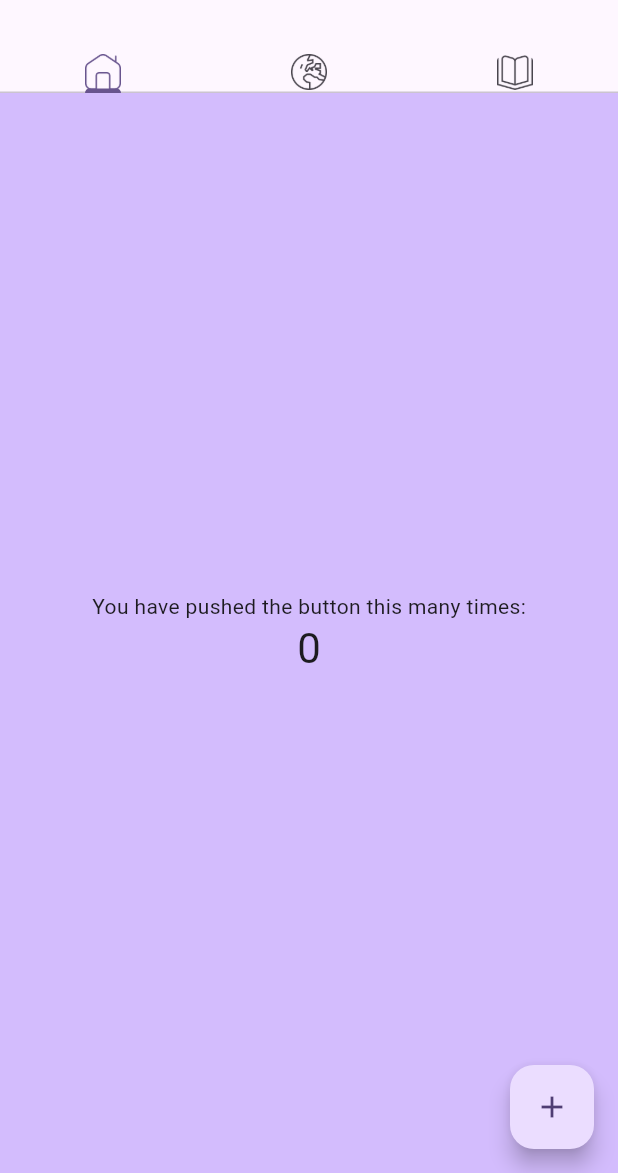
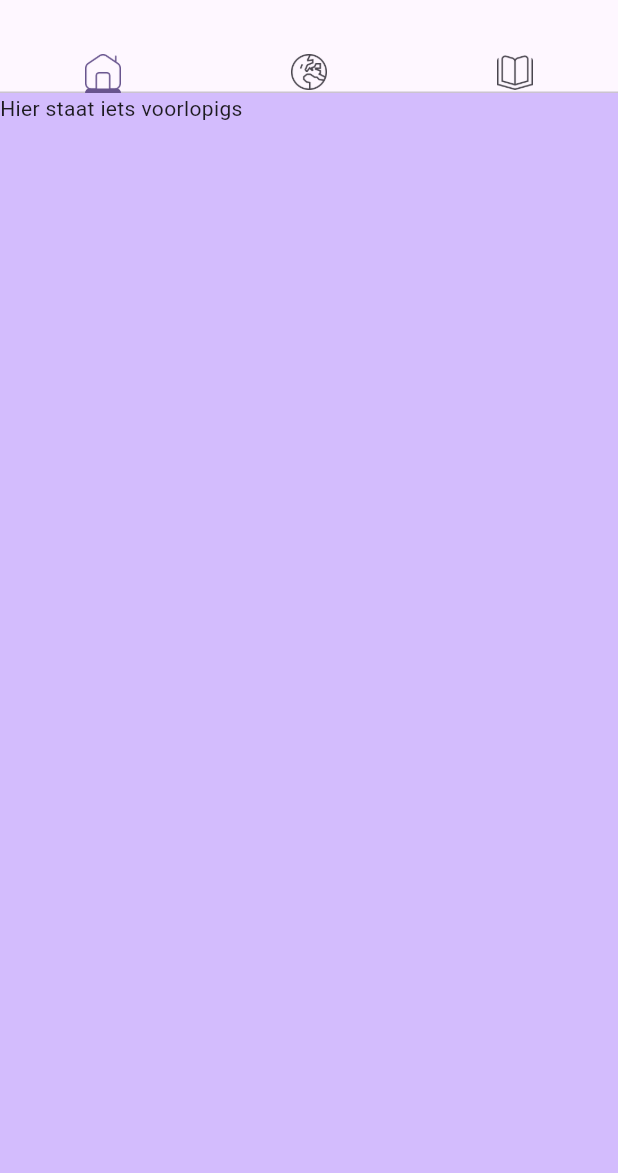
Before and after one commit to MSterken/RemoteSensingApp, a Flutter app: the screen it shows after launch, on a phone screen of 412 x 824 dp, the part 63-1236 px from its top. Run offline on Flutter 3.47's test engine with Material 2 defaults, Android fonts, the phone set to English and light mode, and no system bars.

Commit message:
navigation bar now leads to different pages

```diff
--- /dev/null
+++ b/lib/libraryPage.dart
@@ -0,0 +1,20 @@
+
+import 'package:flutter/material.dart';
+
+class libraryPage extends StatefulWidget{
+
+  @override
+  _libraryPageState createState() => _libraryPageState();
+
+}
+class _libraryPageState extends State {
+
+  @override
+  Widget build(BuildContext context) {
+  return Scaffold(
+    body: const Center(
+      child: Text("hier moet iets"),
+    ),
+  );
+  }
+}
--- a/lib/main.dart
+++ b/lib/main.dart
@@ -1,4 +1,6 @@
 import 'package:flutter/material.dart';
+import 'libraryPage.dart';
+import 'mapPage.dart';
 
 void main() {
   runApp(const RemoteSensingHelper());
@@ -58,27 +60,22 @@
 
 
 class _MyHomePageState extends State<MyHomePage> with SingleTickerProviderStateMixin {
-  int _counter = 0;
-  int currentPageIndex = 0;
+  int _currentPageIndex = 0;
 
   late TabController _tabController;
+
 
   @override
   void initState() {
     super.initState();
     _tabController = TabController(vsync: this, length: 3);
+    _tabController.addListener(() {
+      setState(() {
+        _currentPageIndex = _tabController.index;
+      });
+    });
   }
 
-  void _incrementCounter() {
-    setState(() {
-      // This call to setState tells the Flutter framework that something has
-      // changed in this State, which causes it to rerun the build method below
-      // so that the display can reflect the updated values. If we changed
-      // _counter without calling setState(), then the build method would not be
-      // called again, and so nothing would appear to happen.
-      _counter++;
-    });
-  }
 
   @override
   Widget build(BuildContext context) {
@@ -106,40 +103,14 @@
           ),
         title: Text(widget.title),
       ),
-      body: Center(
-        // Center is a layout widget. It takes a single child and positions it
-        // in the middle of the parent.
-        child: Column(
-          // Column is also a layout widget. It takes a list of children and
-          // arranges them vertically. By default, it sizes itself to fit its
-          // children horizontally, and tries to be as tall as its parent.
-          //
-          // Column has various properties to control how it sizes itself and
-          // how it positions its children. Here we use mainAxisAlignment to
-          // center the children vertically; the main axis here is the vertical
-          // axis because Columns are vertical (the cross axis would be
-          // horizontal).
-          //
-          // TRY THIS: Invoke "debug painting" (choose the "Toggle Debug Paint"
-          // action in the IDE, or press "p" in the console), to see the
-          // wireframe for each widget.
-          mainAxisAlignment: MainAxisAlignment.center,
-          children: <Widget>[
-            const Text(
-              'You have pushed the button this many times:',
-            ),
-            Text(
-              '$_counter',
-              style: Theme.of(context).textTheme.headlineMedium,
-            ),
-          ],
-        ),
-      ),
-      floatingActionButton: FloatingActionButton(
-        onPressed: _incrementCounter,
-        tooltip: 'Increment',
-        child: const Icon(Icons.add),
-      ), // This trailing comma makes auto-formatting nicer for build methods.
+      body: TabBarView(
+        controller: _tabController,
+        children: [
+          Text("Hier staat iets voorlopigs"),
+          mapPage(),
+          libraryPage()
+        ],
+      )
     );
   }
 }
--- /dev/null
+++ b/lib/mapPage.dart
@@ -0,0 +1,19 @@
+import 'package:flutter/material.dart';
+
+class mapPage extends StatefulWidget{
+
+  @override
+  _mapPageState createState() => _mapPageState();
+
+}
+class _mapPageState extends State {
+
+  @override
+  Widget build(BuildContext context) {
+    return Scaffold(
+      body: const Center(
+        child: Text("hier moet ook iets"),
+      ),
+    );
+  }
+}
```
